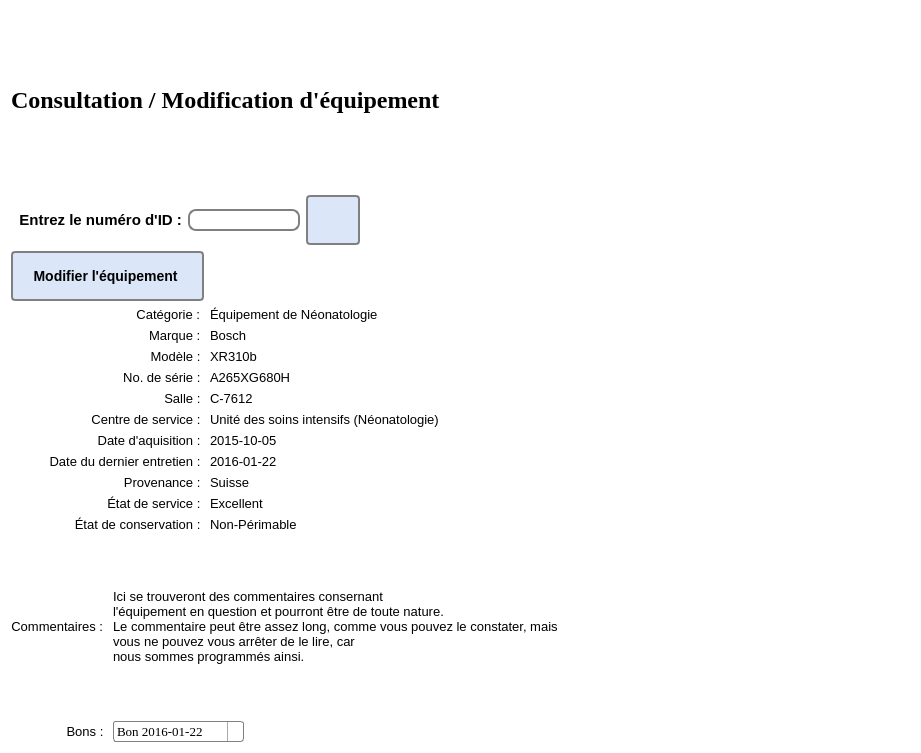
Old version of the form Apprentissage Python/exercices/Hatim/Accueil/ConsultationEquip9.ui in the repository ProjetPC2/SIMM-2.0.
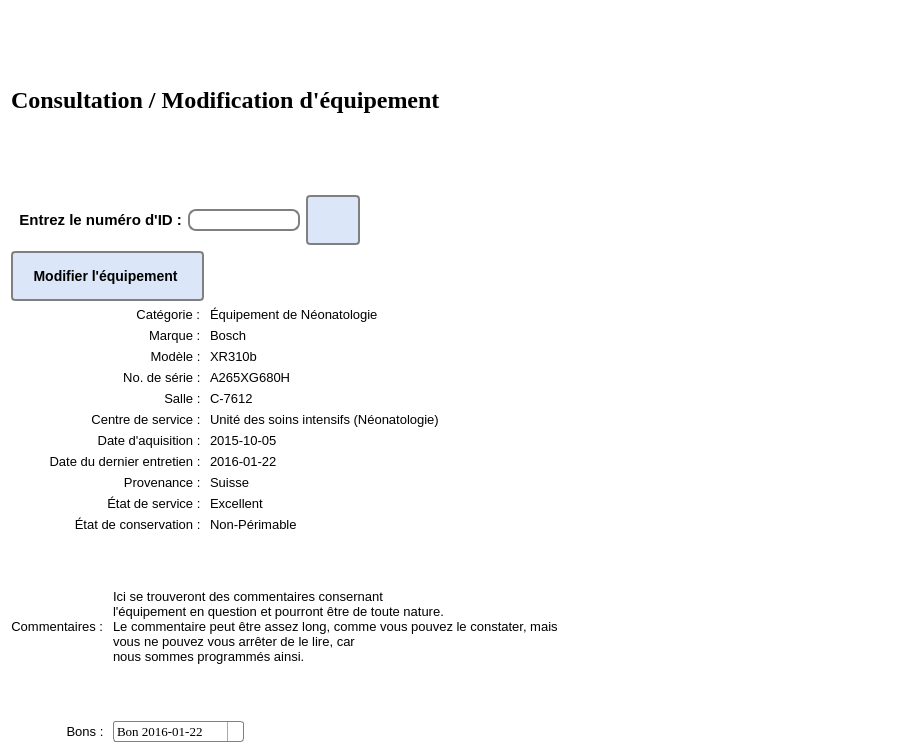
New version of the form. Icons and pictures are not drawn.

```diff
--- a/Apprentissage Python/exercices/Hatim/Accueil/ConsultationEquip9.ui
+++ b/Apprentissage Python/exercices/Hatim/Accueil/ConsultationEquip9.ui
@@ -6,7 +6,7 @@
    <rect>
     <x>0</x>
     <y>0</y>
-    <width>921</width>
+    <width>905</width>
     <height>753</height>
    </rect>
   </property>
```
Left out of the diff: 11 changed lines with no effect on the pictures.
